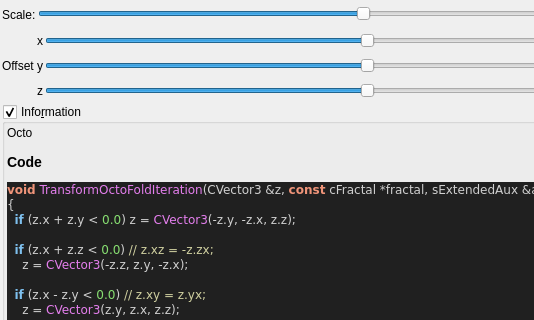
This is mandelbulber2/qt_data/fractal_transf_octo_fold.ui in buddhi1980/mandelbulber2 as Qt 5 draws it before an edit; both pictures show x 0 to 534 and y 0 to 320 of the 781 by 474 pixel window. The edited form follows.
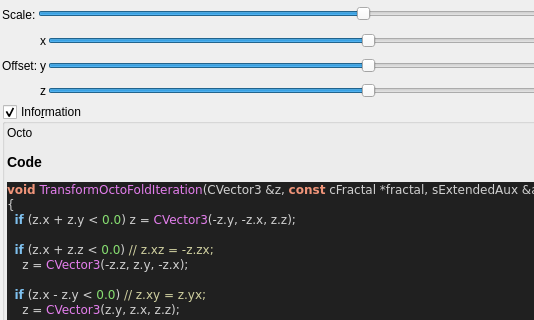
This is the edited form. Custom widgets are drawn as their Qt base class.

What changed in the file:
```diff
--- a/mandelbulber2/qt_data/fractal_transf_octo_fold.ui
+++ b/mandelbulber2/qt_data/fractal_transf_octo_fold.ui
@@ -154,7 +154,7 @@
      <item row="3" column="1">
       <widget class="QLabel" name="label_255">
        <property name="text">
-        <string>Offset</string>
+        <string>Offset:</string>
        </property>
       </widget>
      </item>
```
